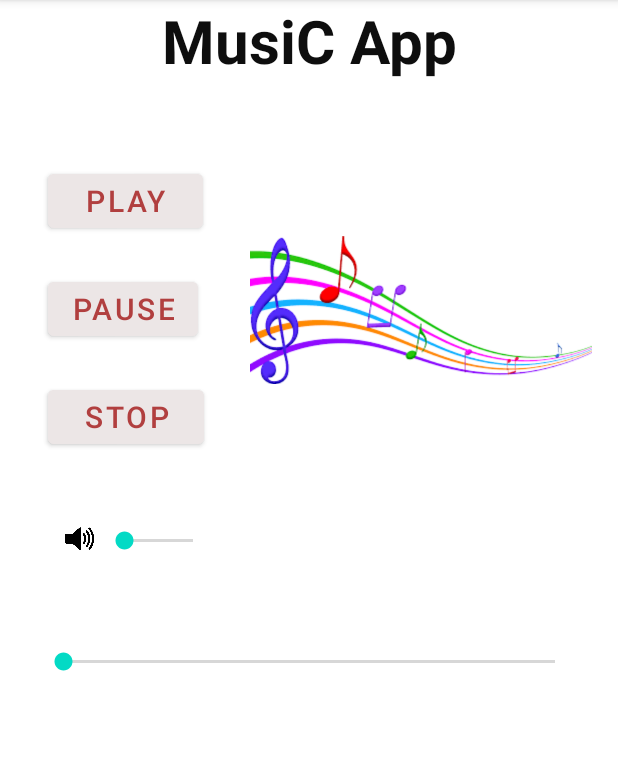
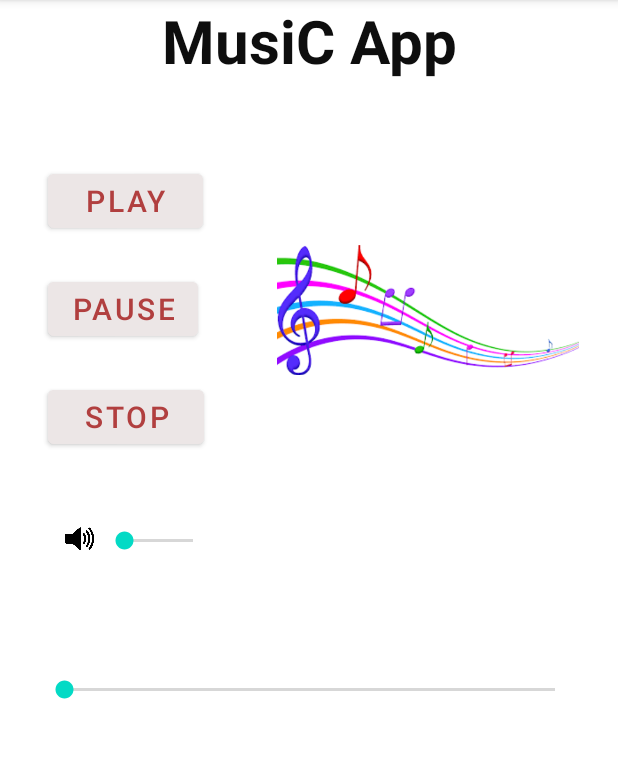
Before and after one commit to BSEF19A505/VideoStreamingAndroidApp, an Android app: the screen it shows after launch (MainActivity), on a phone screen of 412 x 824 dp, the part 84-842 px from its top. Run offline under Robolectric (Android 15) with nearby library versions, the phone set to English and light mode, and no system bars.

Commit message:
Seek Bar for Media Progress Display Issue Solved

```diff
--- a/Audio Player Android App/app/src/main/res/layout/activity_main.xml
+++ b/Audio Player Android App/app/src/main/res/layout/activity_main.xml
@@ -62,15 +62,15 @@
 
     <ImageView
         android:id="@+id/imageView"
-        android:layout_width="228dp"
+        android:layout_width="201dp"
         android:layout_height="185dp"
         android:layout_marginTop="60dp"
+        android:contentDescription="TODO"
         app:layout_constraintEnd_toEndOf="parent"
         app:layout_constraintHorizontal_bias="0.666"
         app:layout_constraintStart_toEndOf="@+id/button2"
         app:layout_constraintTop_toBottomOf="@+id/textView"
-        app:srcCompat="@drawable/download"
-        android:contentDescription="TODO" />
+        app:srcCompat="@drawable/download" />
 
     <SeekBar
         android:id="@+id/VolBar"
@@ -93,12 +93,10 @@
 
     <SeekBar
         android:id="@+id/ProgBar"
-        android:layout_width="360dp"
-        android:layout_height="27dp"
-        android:layout_marginBottom="264dp"
-        app:layout_constraintBottom_toBottomOf="parent"
+        android:layout_width="359dp"
+        android:layout_height="62dp"
+        android:layout_marginTop="52dp"
         app:layout_constraintEnd_toEndOf="parent"
-        app:layout_constraintHorizontal_bias="0.497"
         app:layout_constraintStart_toStartOf="parent"
         app:layout_constraintTop_toBottomOf="@+id/VolBar" />
 
```
